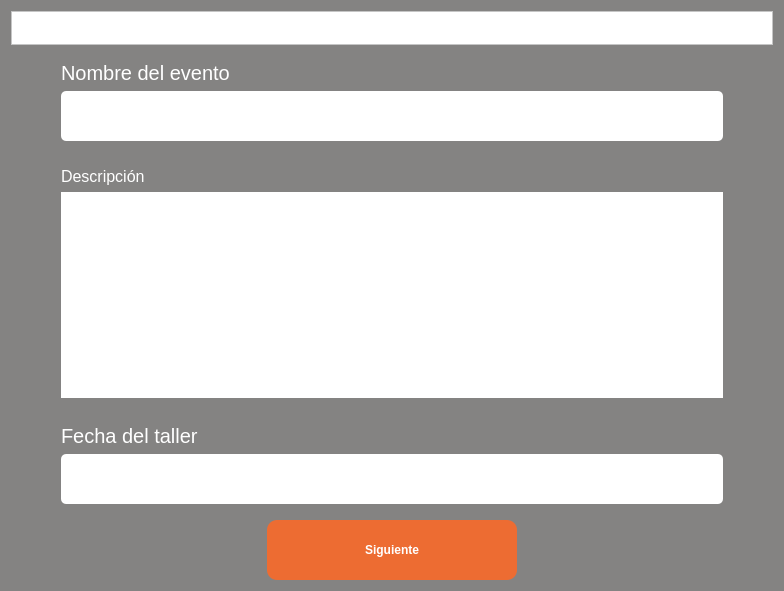
RicarlOz/DiplomaGenerator, file DiplomaFieldsScreen.ui: the form before one commit.
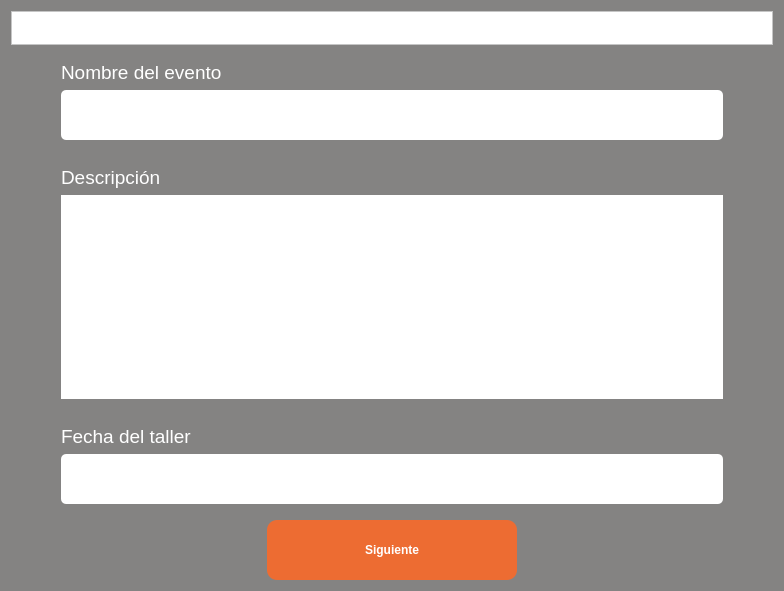
The form after the commit. Icons and pictures are not drawn.

Diff of the .ui file:
```diff
--- a/DiplomaFieldsScreen.ui
+++ b/DiplomaFieldsScreen.ui
@@ -86,8 +86,10 @@
        </property>
        <item>
         <widget class="QLabel" name="lbName">
-         <property name="styleSheet">
-          <string notr="true">font-size: 20px</string>
+         <property name="font">
+          <font>
+           <pointsize>14</pointsize>
+          </font>
          </property>
          <property name="text">
           <string>Nombre del evento</string>
@@ -129,7 +131,7 @@
         <widget class="QLabel" name="lbDescription">
          <property name="font">
           <font>
-           <pointsize>12</pointsize>
+           <pointsize>14</pointsize>
           </font>
          </property>
          <property name="text">
@@ -161,8 +163,10 @@
        </property>
        <item>
         <widget class="QLabel" name="lbAttachImg">
-         <property name="styleSheet">
-          <string notr="true">font-size: 20px</string>
+         <property name="font">
+          <font>
+           <pointsize>14</pointsize>
+          </font>
          </property>
          <property name="text">
           <string>Fecha del taller</string>
```
Left out of the diff: 2 changed lines with no effect on the pictures.
